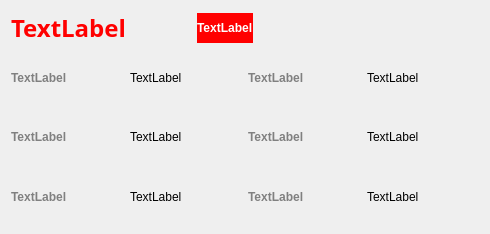
First picture: the form in resorce/overview.ui, repository True-Kim/Coin_project, before the edit.
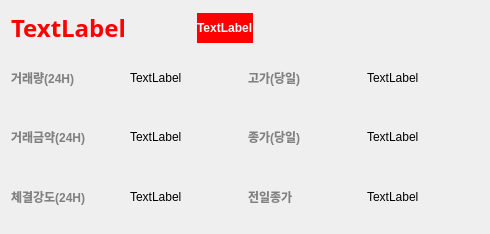
Second picture: the form after the edit.

Patch:
```diff
--- a/resorce/overview.ui
+++ b/resorce/overview.ui
@@ -110,7 +110,7 @@
         <string notr="true">color:gray;</string>
        </property>
        <property name="text">
-        <string>TextLabel</string>
+        <string>체결강도(24H)</string>
        </property>
       </widget>
      </item>
@@ -126,7 +126,7 @@
         <string notr="true">color:gray;</string>
        </property>
        <property name="text">
-        <string>TextLabel</string>
+        <string>거래량(24H)</string>
        </property>
       </widget>
      </item>
@@ -156,7 +156,7 @@
         <string notr="true">color:gray;</string>
        </property>
        <property name="text">
-        <string>TextLabel</string>
+        <string>고가(당일)</string>
        </property>
       </widget>
      </item>
@@ -172,7 +172,7 @@
         <string notr="true">color:gray;</string>
        </property>
        <property name="text">
-        <string>TextLabel</string>
+        <string>종가(당일)</string>
        </property>
       </widget>
      </item>
@@ -195,7 +195,7 @@
         <string notr="true">color:gray;</string>
        </property>
        <property name="text">
-        <string>TextLabel</string>
+        <string>전일종가</string>
        </property>
       </widget>
      </item>
@@ -211,7 +211,7 @@
         <string notr="true">color:gray;</string>
        </property>
        <property name="text">
-        <string>TextLabel</string>
+        <string>거래금약(24H)</string>
        </property>
       </widget>
      </item>
```
